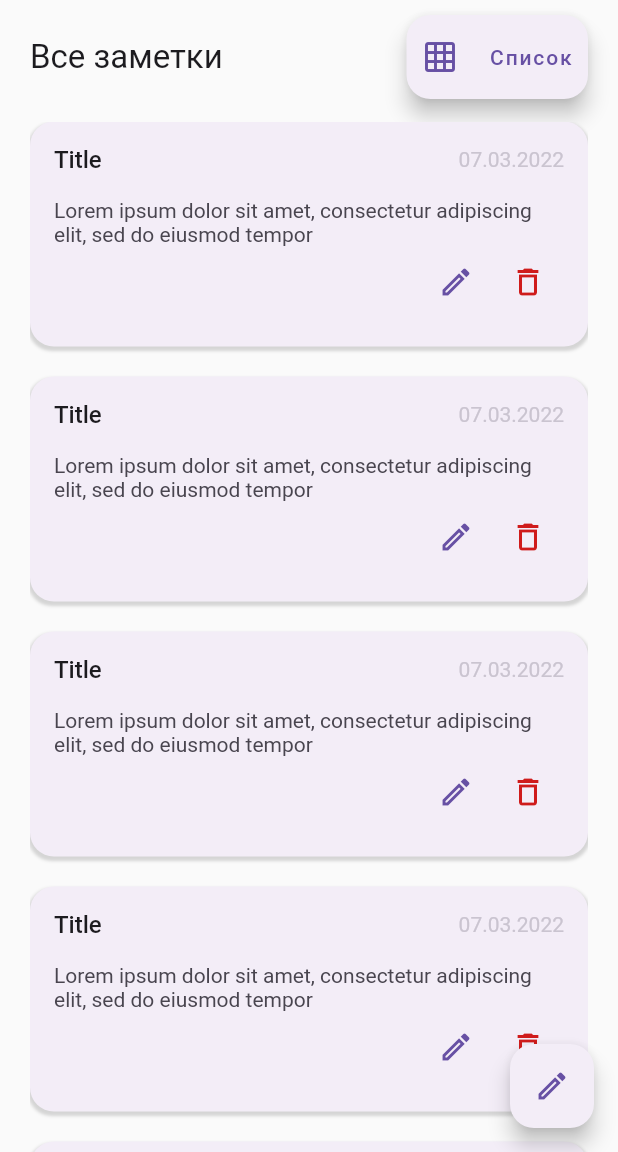
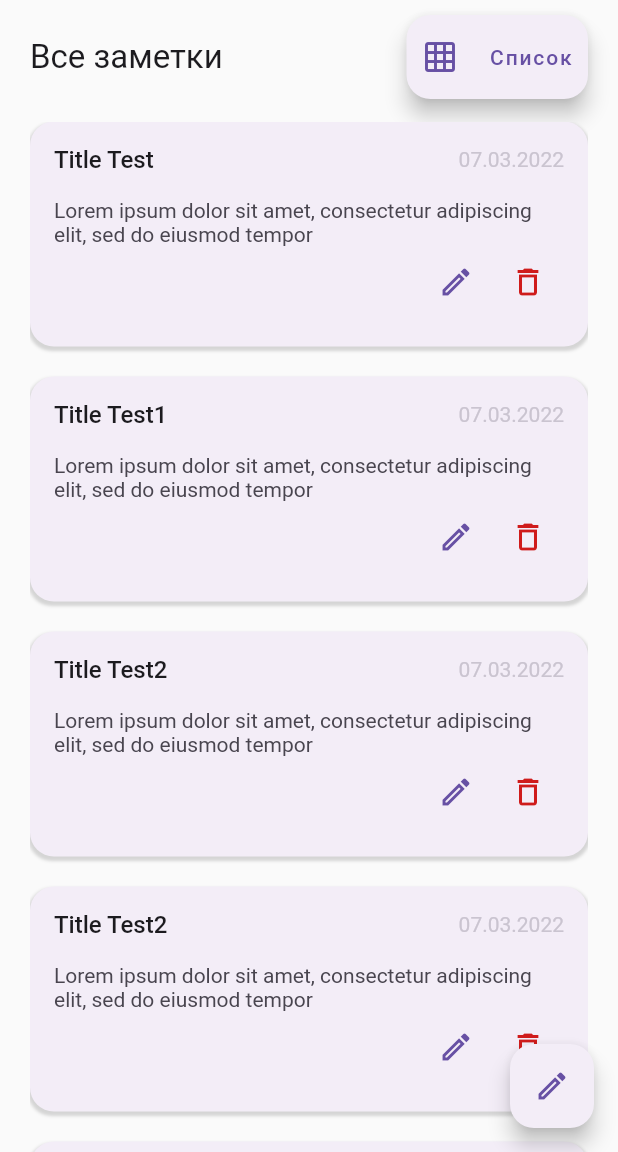
Before and after one commit to nikitasalnikov/ToDoList, a Flutter app: the screen it shows after launch, after a tap on "Сетка", on a phone screen of 412 x 824 dp, the part 84-1236 px from its top. Run offline on Flutter 3.47's test engine with Material 2 defaults, Android fonts, the phone set to English and light mode, and no system bars.

Commit message:
second commit

```diff
--- a/lib/ui/models/title.dart
+++ b/lib/ui/models/title.dart
@@ -3,21 +3,54 @@ import 'package:ver_1_2/ui/widgets/app_body/modal_window.dart';
 
 class ToDoModel {
   static List<ToDoOptions> items = [
-    ToDoOptions(title: 'Title Test'),
-    ToDoOptions(title: 'Title Test1'),
-    ToDoOptions(title: 'Title Test2'),
-    ToDoOptions(title: 'Title Test2'),
-    ToDoOptions(title: 'Title Test2'),
-    ToDoOptions(title: 'Title Test2'),
-    ToDoOptions(title: 'Title Test2'),
-    ToDoOptions(title: 'Title Test2'),
-    ToDoOptions(title: 'Title Test2'),
-    ToDoOptions(title: 'Title Test2'),
+    ToDoOptions(
+        title: 'Title Test',
+        text:
+            'Lorem ipsum dolor sit amet, consectetur adipiscing elit, sed do eiusmod tempor'),
+    ToDoOptions(
+        title: 'Title Test1',
+        text:
+            'Lorem ipsum dolor sit amet, consectetur adipiscing elit, sed do eiusmod tempor'),
+    ToDoOptions(
+        title: 'Title Test2',
+        text:
+            'Lorem ipsum dolor sit amet, consectetur adipiscing elit, sed do eiusmod tempor'),
+    ToDoOptions(
+        title: 'Title Test2',
+        text:
+            'Lorem ipsum dolor sit amet, consectetur adipiscing elit, sed do eiusmod tempor'),
+    ToDoOptions(
+        title: 'Title Test2',
+        text:
+            'Lorem ipsum dolor sit amet, consectetur adipiscing elit, sed do eiusmod tempor'),
+    ToDoOptions(
+        title: 'Title Test2',
+        text:
+            'Lorem ipsum dolor sit amet, consectetur adipiscing elit, sed do eiusmod tempor'),
+    ToDoOptions(
+        title: 'Title Test2',
+        text:
+            'Lorem ipsum dolor sit amet, consectetur adipiscing elit, sed do eiusmod tempor'),
+    ToDoOptions(
+        title: 'Title Test2',
+        text:
+            'Lorem ipsum dolor sit amet, consectetur adipiscing elit, sed do eiusmod tempor'),
+    ToDoOptions(
+        title: 'Title Test2',
+        text:
+            'Lorem ipsum dolor sit amet, consectetur adipiscing elit, sed do eiusmod tempor'),
+    ToDoOptions(
+        title: 'Title Test2',
+        text:
+            'Lorem ipsum dolor sit amet, consectetur adipiscing elit, sed do eiusmod tempor'),
   ];
 
-  static void changeItem(int index, {required String title}) {
-    if (items.length > index) {
-      items[index].title = title;
+  static changeItem(int index, {required String title, required String text}) {
+    for (var i = 0; i < items.length; i++) {
+      if (items.length > i) {
+        items[i].title = title;
+        items[i].text = text;
+      }
     }
   }
 
@@ -40,5 +73,5 @@ class ToDoOptions {
   String? date;
   String? text;
 
-  ToDoOptions({required this.title});
+  ToDoOptions({required this.title, required this.text});
 }
--- a/lib/ui/scaffold/scaffold.dart
+++ b/lib/ui/scaffold/scaffold.dart
@@ -2,7 +2,7 @@ import 'package:flutter/material.dart';
 import 'package:ver_1_2/ui/colors/colors.dart';
 import 'package:ver_1_2/ui/scaffold/typebox.dart';
 import 'package:ver_1_2/ui/widgets/app_body/app_body.dart';
-import 'package:ver_1_2/ui/widgets/app_body/modal_window.dart';
+
 
 class ScaffoldApp extends StatefulWidget {
   const ScaffoldApp({Key? key}) : super(key: key);
@@ -13,7 +13,6 @@ class ScaffoldApp extends StatefulWidget {
 
 class _ScaffoldAppState extends State<ScaffoldApp> {
   bool typing = true;
-
 
   @override
   Widget build(BuildContext context) {
@@ -26,7 +25,7 @@ class _ScaffoldAppState extends State<ScaffoldApp> {
             borderRadius: BorderRadius.circular(16),
             borderSide: BorderSide.none,
           ),
-          onPressed: (){},
+          onPressed: () {},
           child: const Icon(
             Icons.edit_outlined,
             color: AppColors.purple,
--- a/lib/ui/widgets/app_body/anim_switch.dart
+++ b/lib/ui/widgets/app_body/anim_switch.dart
@@ -19,7 +19,7 @@ class AnimSwitch extends StatelessWidget {
       duration: const Duration(
         milliseconds: 200,
       ),
-      child: isChanged ?  GridViewItem() : const ListViewItem(),
+      child: isChanged ? const GridViewItem() : const ListViewItem(),
     );
   }
 }
--- a/lib/ui/widgets/app_body/grid_view_item_content.dart
+++ b/lib/ui/widgets/app_body/grid_view_item_content.dart
@@ -1,15 +1,12 @@
 import 'package:flutter/material.dart';
 import 'package:ver_1_2/ui/colors/colors.dart';
 import 'package:ver_1_2/ui/models/title.dart';
-import 'package:ver_1_2/ui/widgets/app_body/modal_window.dart';
 
 class GridViewItemContent extends StatefulWidget {
-  // final List<ToDoOptions> list;
   final int index;
 
   const GridViewItemContent({
     Key? key,
-    // required this.list,
     required this.index,
   }) : super(key: key);
 
@@ -20,15 +17,11 @@ class GridViewItemContent extends StatefulWidget {
 class _GridViewItemContentState extends State<GridViewItemContent> {
   @override
   void initState() {
-    // list = widget.list;
     super.initState();
   }
-  // TitleApp newTitle = TitleApp();
 
   @override
   Widget build(BuildContext context) {
-    print('grid');
-
     return Column(
       crossAxisAlignment: CrossAxisAlignment.start,
       children: [
@@ -49,9 +42,9 @@ class _GridViewItemContentState extends State<GridViewItemContent> {
           ),
         ),
         const SizedBox(height: 15),
-        const Text(
-          'Lorem ipsum dolor sit amet, consectetur adipiscing elit, sed do eiusmod tempor',
-          style: TextStyle(
+        Text(
+          ToDoModel.items[widget.index].text.toString(),
+          style: const TextStyle(
             color: AppColors.lightBlack,
             fontSize: 14,
           ),
@@ -63,7 +56,6 @@ class _GridViewItemContentState extends State<GridViewItemContent> {
             IconButton(
               onPressed: () async {
                 await ToDoModel.modalWindow(context, widget.index);
-                // setState(() {});
               },
               icon: const Icon(
                 Icons.edit_outlined,
@@ -71,9 +63,7 @@ class _GridViewItemContentState extends State<GridViewItemContent> {
               ),
             ),
             IconButton(
-              onPressed: () {
-                // print(newTitle.titleName);
-              },
+              onPressed: () {},
               icon: const Icon(
                 Icons.delete_outline,
                 color: AppColors.red,
--- a/lib/ui/widgets/app_body/list_view_item.dart
+++ b/lib/ui/widgets/app_body/list_view_item.dart
@@ -29,7 +29,7 @@ class ListViewItem extends StatelessWidget {
             color: AppColors.grey,
           ),
           padding: const EdgeInsets.all(16),
-          child: const ListViewItemContent(),
+          child: ListViewItemContent(index: i),
         );
       },
       itemCount: 7,
--- a/lib/ui/widgets/app_body/list_view_item_content.dart
+++ b/lib/ui/widgets/app_body/list_view_item_content.dart
@@ -1,31 +1,37 @@
 import 'package:flutter/material.dart';
 import 'package:ver_1_2/ui/colors/colors.dart';
-import 'package:ver_1_2/ui/widgets/app_body/modal_window.dart';
+import 'package:ver_1_2/ui/models/title.dart';
 
-class ListViewItemContent extends StatelessWidget {
+class ListViewItemContent extends StatefulWidget {
+  final int index;
+
   const ListViewItemContent({
     Key? key,
+    required this.index,
   }) : super(key: key);
 
   @override
+  State<ListViewItemContent> createState() => _ListViewItemContentState();
+}
+
+class _ListViewItemContentState extends State<ListViewItemContent> {
+  @override
   Widget build(BuildContext context) {
-
-
     return Column(
       children: [
         Row(
           mainAxisAlignment: MainAxisAlignment.spaceBetween,
           mainAxisSize: MainAxisSize.max,
-          children: const [
+          children: [
             Text(
-              'Title',
-              style: TextStyle(
+              ToDoModel.items[widget.index].title.toString(),
+              style: const TextStyle(
                 color: AppColors.black,
                 fontWeight: FontWeight.w500,
                 fontSize: 16,
               ),
             ),
-            Text(
+            const Text(
               '07.03.2022',
               style: TextStyle(
                 color: AppColors.lightGrey,
@@ -35,9 +41,9 @@ class ListViewItemContent extends StatelessWidget {
           ],
         ),
         const SizedBox(height: 16),
-        const Text(
-          'Lorem ipsum dolor sit amet, consectetur adipiscing elit, sed do eiusmod tempor',
-          style: TextStyle(
+        Text(
+          ToDoModel.items[widget.index].text.toString(),
+          style: const TextStyle(
             color: AppColors.lightBlack,
             fontSize: 14,
           ),
@@ -47,7 +53,9 @@ class ListViewItemContent extends StatelessWidget {
           mainAxisSize: MainAxisSize.max,
           children: [
             IconButton(
-              onPressed: (){},
+              onPressed: () async {
+                await ToDoModel.modalWindow(context, widget.index);
+              },
               icon: const Icon(
                 Icons.edit_outlined,
                 color: AppColors.purple,
```
Also changed, not shown: lib/ui/widgets/app_body/modal_window.dart (+12 -9 lines).
